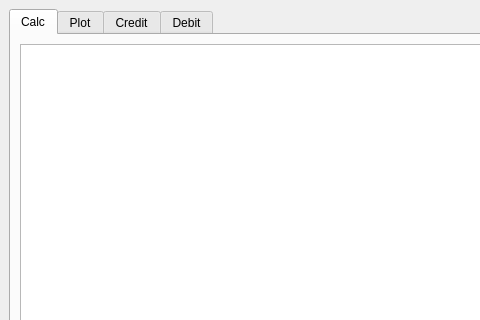
Before: the Qt Designer form view/view.ui in Vojan-Najov/SmartCalc_v2.0, drawn with Qt 5; both pictures show x 0 to 480 and y 0 to 320 of the 800 by 600 pixel window.
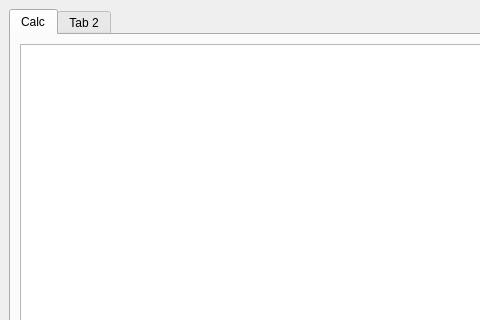
After: the same form once the commit is applied.

What changed in the file:
```diff
--- a/view/view.ui
+++ b/view/view.ui
@@ -50,17 +50,7 @@
       </widget>
       <widget class="QWidget" name="tabPlot">
        <attribute name="title">
-        <string>Plot</string>
-       </attribute>
-      </widget>
-      <widget class="QWidget" name="tabCredit">
-       <attribute name="title">
-        <string>Credit</string>
-       </attribute>
-      </widget>
-      <widget class="QWidget" name="tabDebit">
-       <attribute name="title">
-        <string>Debit</string>
+        <string>Tab 2</string>
        </attribute>
       </widget>
      </widget>
```
Left out of the diff: 7 changed lines with no effect on the pictures.
